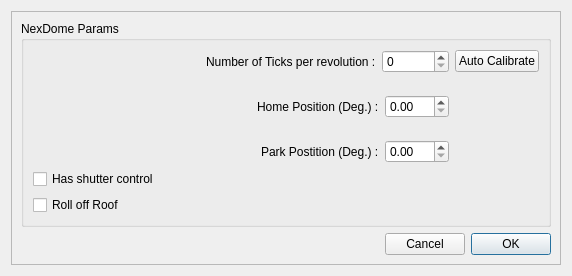
Before: the Qt Designer form NexDome.ui in rpineau/NexDome, drawn with Qt 5.
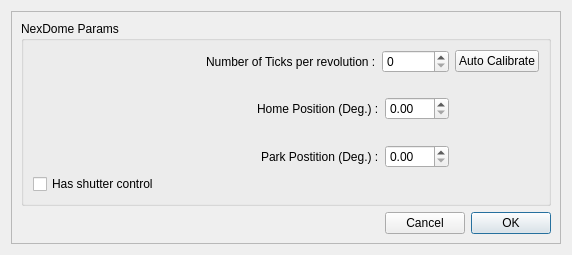
After: the same form once the commit is applied. Custom widgets are drawn as their Qt base class.

Commit message: Remove roll off roof checkbox

The edit to the form file:
```diff
--- a/NexDome.ui
+++ b/NexDome.ui
@@ -7,7 +7,7 @@
     <x>0</x>
     <y>0</y>
     <width>572</width>
-    <height>276</height>
+    <height>255</height>
    </rect>
   </property>
   <property name="windowTitle">
@@ -63,13 +63,6 @@
            </item>
           </layout>
          </item>
-         <item row="10" column="0">
-          <widget class="QCheckBox" name="isRoolOffRoof">
-           <property name="text">
-            <string>Roll off Roof</string>
-           </property>
-          </widget>
-         </item>
          <item row="0" column="1">
           <widget class="QPushButton" name="autoCalibrate">
            <property name="text">
```
Left out of the diff: 63 changed lines with no effect on the pictures.
